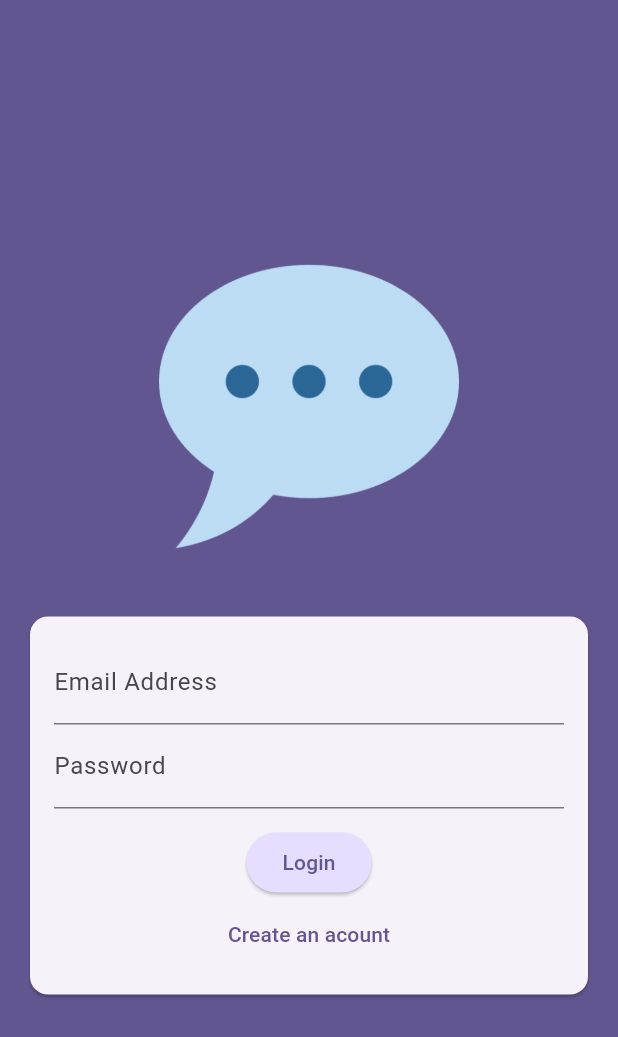
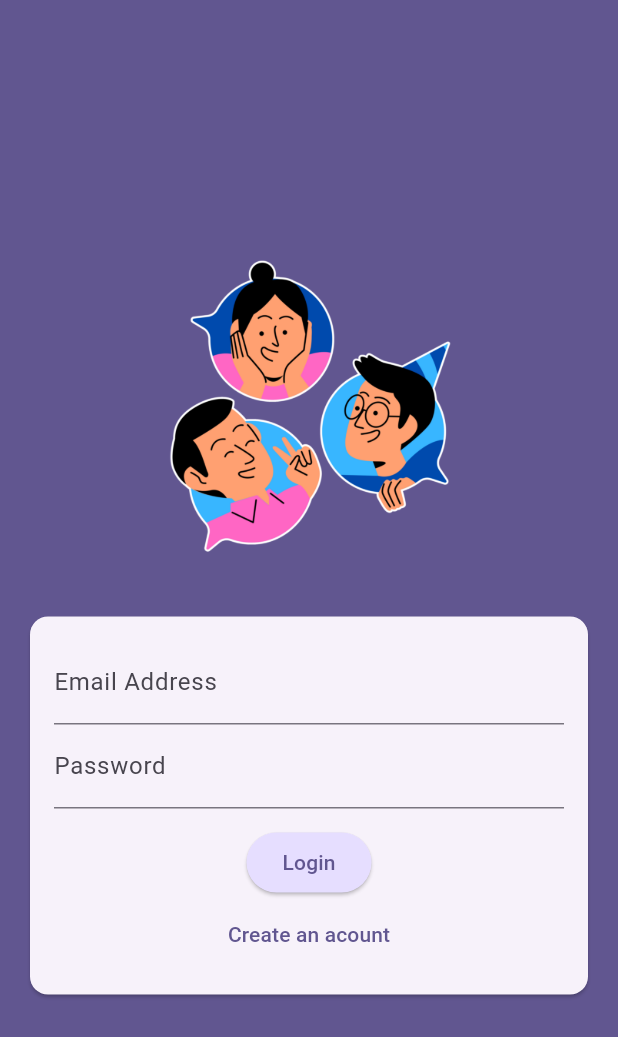
Before and after one commit to abhi-apk/BaatChat, a Flutter app: the screen it shows after launch, on a phone screen of 412 x 824 dp. Shown: the top 1037 px of the screen. Run offline on Flutter 3.47's test engine with Material 3 defaults, Android fonts, the phone set to English and light mode, and no system bars; our stand-ins replace cloud_firestore, firebase_auth, firebase_core, firebase_messaging, firebase_storage; missing offline and left inert: camera_gallery_image_picker; accounts and stored records are empty.

Commit message:
Logo changed

```diff
--- a/lib/screens/auth.dart
+++ b/lib/screens/auth.dart
@@ -96,7 +96,7 @@ class _AuthScreenState extends State<AuthScreen> {
                   right: 20,
                 ),
                 width: 200,
-                child: Image.asset('assets/images/chat.png'),
+                child: Image.asset('assets/icon/BaatChat.png'),
               ),
               Card(
                 margin: const EdgeInsets.all(20),
--- a/pubspec.yaml
+++ b/pubspec.yaml
@@ -38,10 +38,10 @@ dependencies:
   firebase_core: ^3.2.0
   firebase_auth: ^5.1.2
   firebase_storage: ^12.1.2
-  image_picker: ^1.1.2
   cloud_firestore: ^5.2.0
   firebase_messaging: ^15.0.4
   flutter_launcher_icons: ^0.13.1
+  camera_gallery_image_picker: ^0.0.4
 
 dev_dependencies:
   flutter_test:
@@ -76,7 +76,7 @@ flutter:
 
   # To add assets to your application, add an assets section, like this:
   assets:
-    - assets/images/chat.png
+    - assets/icon/BaatChat.png
 
   # An image asset can refer to one or more resolution-specific "variants", see
   # https://flutter.dev/assets-and-images/#resolution-aware
```
